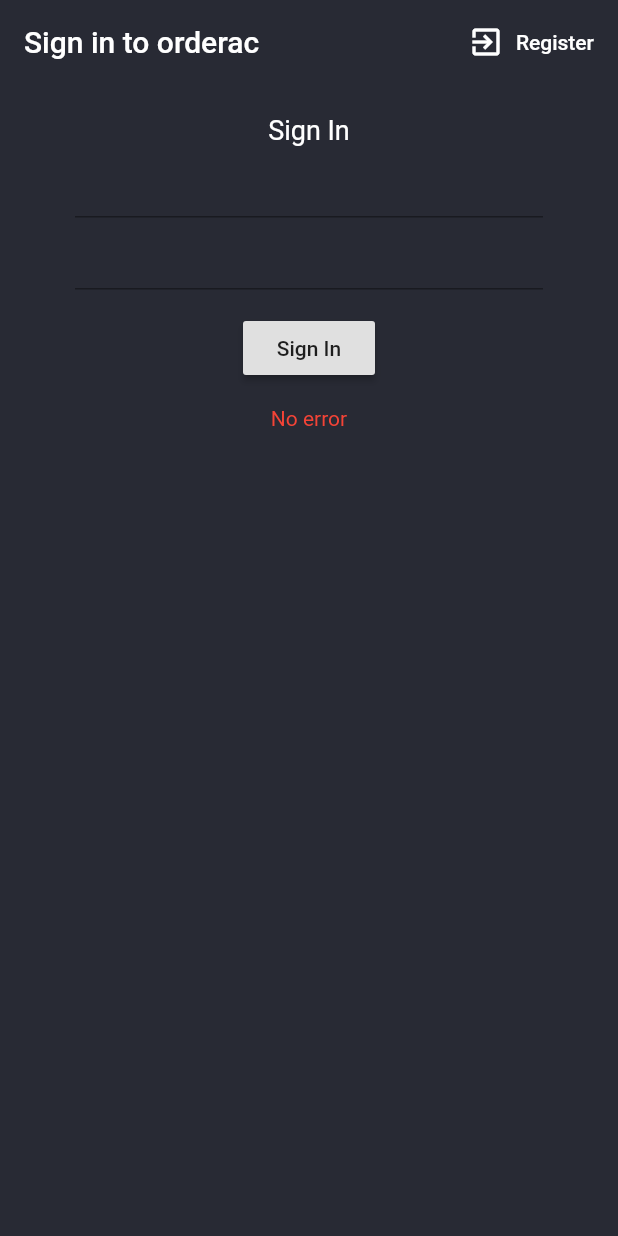
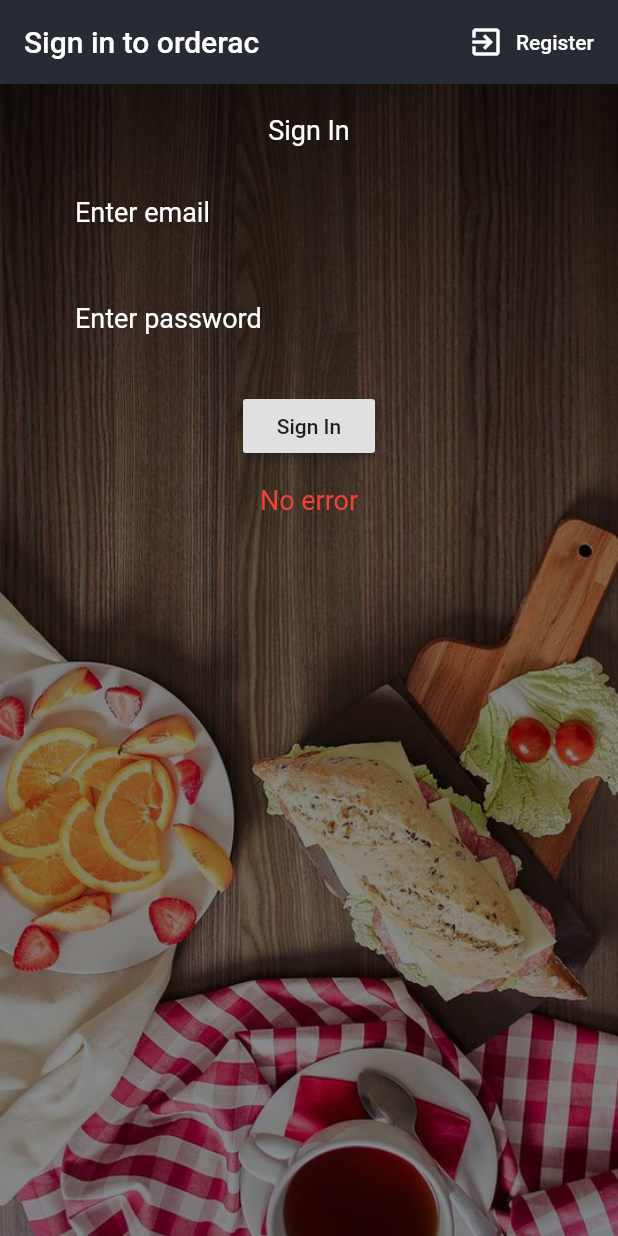
Before and after one commit to inaxia/Orderac_web, a Flutter app: the screen it shows after launch, after a tap on "Register", after a tap on "Sign in", on a phone screen of 412 x 824 dp. Run offline on Flutter 3.47's test engine with Material 2 defaults, Android fonts, the phone set to English and light mode, and no system bars; our stand-ins replace cloud_firestore, firebase_auth, firebase_core, flutter_spinkit; accounts and stored records are empty.

Commit message:
final app ready

```diff
--- a/orderac/lib/screens/authentication/register.dart
+++ b/orderac/lib/screens/authentication/register.dart
@@ -52,6 +52,13 @@ class _RegisterState extends State<Register> {
     );
 
     final body = Container(
+      decoration: BoxDecoration(
+        image: DecorationImage(
+          image: AssetImage('assets/initials/register.jpg'),
+          fit: BoxFit.cover,
+          colorFilter: ColorFilter.mode(Colors.black45, BlendMode.darken),
+        ),
+      ),
       padding: EdgeInsets.symmetric(horizontal: 50.0, vertical: 20.0),
       child: Form(
         key: _formKey,
@@ -66,6 +73,7 @@ class _RegisterState extends State<Register> {
                 fontSize: 18.0,
               ),
             ),
+            SizedBox(height: 15.0),
             TextFormField(
               style: TextStyle(color: Colors.white),
               cursorColor: Colors.white,
@@ -73,6 +81,16 @@ class _RegisterState extends State<Register> {
                 hoverColor: Colors.white,
                 fillColor: Colors.white,
                 focusColor: Colors.white,
+                counterText: '',
+                border: InputBorder.none,
+                hintText: 'xyz@gmail.com',
+                hintStyle: TextStyle(fontSize: 18.0, color: Colors.white54),
+                labelText: "Enter email",
+                labelStyle: TextStyle(fontSize: 18.0, color: Colors.white),
+                focusedBorder:OutlineInputBorder(
+                  borderSide: const BorderSide(color: Colors.white, width: 2.0),
+                  borderRadius: BorderRadius.circular(6.0),
+                ),
               ),
               validator: (value) {
                 if (value == '') {
@@ -87,6 +105,7 @@ class _RegisterState extends State<Register> {
                 });
               },
             ),
+            SizedBox(height: 8.0),
             TextFormField(
               style: TextStyle(color: Colors.white),
               cursorColor: Colors.white,
@@ -94,6 +113,16 @@ class _RegisterState extends State<Register> {
                 hoverColor: Colors.white,
                 fillColor: Colors.white,
                 focusColor: Colors.white,
+                counterText: '',
+                border: InputBorder.none,
+                hintText: '123456',
+                hintStyle: TextStyle(fontSize: 18.0, color: Colors.white54),
+                labelText: "Enter password",
+                labelStyle: TextStyle(fontSize: 18.0, color: Colors.white),
+                focusedBorder:OutlineInputBorder(
+                  borderSide: const BorderSide(color: Colors.white, width: 2.0),
+                  borderRadius: BorderRadius.circular(6.0),
+                ),
               ),
               validator: (value) {
                 if (value.length < 6) {
@@ -127,7 +156,10 @@ class _RegisterState extends State<Register> {
             SizedBox(height: 15.0),
             Text(
               error,
-              style: TextStyle(color: Colors.red),
+              style: TextStyle(
+                color: Colors.red,
+                fontSize: 18.0,
+              ),
             )
           ],
         ),
--- a/orderac/lib/screens/authentication/sign_in.dart
+++ b/orderac/lib/screens/authentication/sign_in.dart
@@ -52,6 +52,13 @@ class _SignInState extends State<SignIn> {
     );
 
     final body = Container(
+      decoration: BoxDecoration(
+        image: DecorationImage(
+          image: AssetImage('assets/initials/sign_in.jpg'),
+          fit: BoxFit.cover,
+          colorFilter: ColorFilter.mode(Colors.black45, BlendMode.darken),
+        ),
+      ),
       padding: EdgeInsets.symmetric(horizontal: 50.0, vertical: 20.0),
       child: Form(
         key: _formKey,
@@ -66,6 +73,7 @@ class _SignInState extends State<SignIn> {
                 fontSize: 18.0,
               ),
             ),
+            SizedBox(height: 15.0),
             TextFormField(
               style: TextStyle(color: Colors.white),
               cursorColor: Colors.white,
@@ -73,6 +81,16 @@ class _SignInState extends State<SignIn> {
                 hoverColor: Colors.white,
                 fillColor: Colors.white,
                 focusColor: Colors.white,
+                counterText: '',
+                border: InputBorder.none,
+                hintText: 'xyz@gmail.com',
+                hintStyle: TextStyle(fontSize: 18.0, color: Colors.white54),
+                labelText: "Enter email",
+                labelStyle: TextStyle(fontSize: 18.0, color: Colors.white),
+                focusedBorder:OutlineInputBorder(
+                  borderSide: const BorderSide(color: Colors.white, width: 2.0),
+                  borderRadius: BorderRadius.circular(6.0),
+                ),
               ),
               validator: (value) {
                 if (value == '') {
@@ -87,6 +105,7 @@ class _SignInState extends State<SignIn> {
                 });
               },
             ),
+            SizedBox(height: 8.0),
             TextFormField(
               style: TextStyle(color: Colors.white),
               cursorColor: Colors.white,
@@ -94,6 +113,16 @@ class _SignInState extends State<SignIn> {
                 hoverColor: Colors.white,
                 fillColor: Colors.white,
                 focusColor: Colors.white,
+                counterText: '',
+                border: InputBorder.none,
+                hintText: '123456',
+                hintStyle: TextStyle(fontSize: 18.0, color: Colors.white54),
+                labelText: "Enter password",
+                labelStyle: TextStyle(fontSize: 18.0, color: Colors.white),
+                focusedBorder:OutlineInputBorder(
+                  borderSide: const BorderSide(color: Colors.white, width: 2.0),
+                  borderRadius: BorderRadius.circular(6.0),
+                ),
               ),
               validator: (value) {
                 if (value.length < 6) {
@@ -127,7 +156,10 @@ class _SignInState extends State<SignIn> {
             SizedBox(height: 15.0),
             Text(
               error,
-              style: TextStyle(color: Colors.red),
+              style: TextStyle(
+                color: Colors.red,
+                fontSize: 18.0,
+              ),
             )
           ],
         ),
--- a/orderac/lib/screens/home/home.dart
+++ b/orderac/lib/screens/home/home.dart
@@ -11,8 +11,22 @@ import 'package:orderac/services/database_service.dart';
 import 'package:orderac/shared/page_transitions/slide_right_route.dart';
 import 'package:provider/provider.dart';
 
-class Home extends StatelessWidget {
+class Home extends StatefulWidget {
+  @override
+  _HomeState createState() => _HomeState();
+}
+
+class _HomeState extends State<Home> {
+
+  @override
+  void initState() {
+    final user = firebaseAuth.currentUser;
+    globalOrderID = user.uid;
+    super.initState();
+  }
+
   final AuthService _auth = AuthService();
+
   final FirebaseAuth firebaseAuth = FirebaseAuth.instance;
 
   @override
@@ -109,9 +123,7 @@ class Home extends StatelessWidget {
     final floatingActionButton = FloatingActionButton(
       backgroundColor: customPink,
       child: Icon(Icons.qr_code),
-      onPressed: () async {
-        final user = firebaseAuth.currentUser;
-        globalOrderID = user.uid;
+      onPressed: () {
         showDialog(
           context: context,
           child: AlertDialog(
--- a/orderac/lib/screens/home/menu.dart
+++ b/orderac/lib/screens/home/menu.dart
@@ -21,9 +21,10 @@ class Menu extends StatelessWidget {
         .doc(foodCourt)
         .collection(globalOrderID);
 
-    Future<void> addItem(itemName) {
+    Future<void> addItem(itemName, itemPrice) {
       return collectionReference.add({
         'Name': itemName,
+        'Price': itemPrice,
       });
     }
 
@@ -132,7 +133,7 @@ class Menu extends StatelessWidget {
                                       height: 40.0,
                                       child: GestureDetector(
                                         onTap: () {
-                                          addItem(foodItems[index][1]);
+                                          addItem(foodItems[index][1], foodItems[index][2]);
                                           final snackBar = showSnackBar(Icons.thumb_up_alt_outlined, 'Order Placed', Colors.white);
                                           _scaffoldKey.currentState.showSnackBar(snackBar);
                                         },
```
Also changed, not shown: orderac/assets/initials/register.jpg (added), orderac/assets/initials/sign_in.jpg (added), 1 other file.
